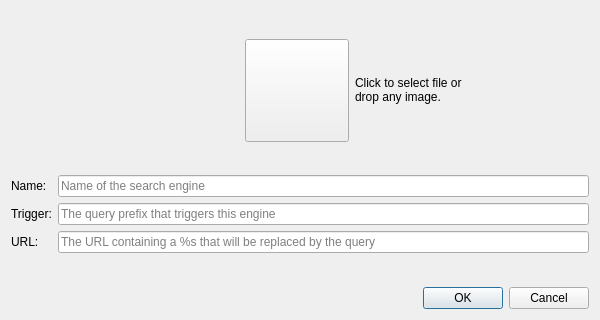
Qt form websearch/src/searchengineeditor.ui (albertlauncher/plugins) before a commit.
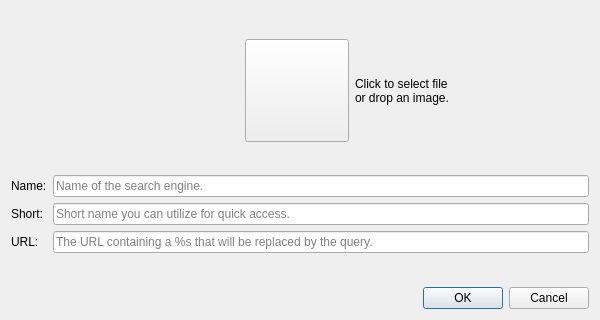
The same form after that commit.

Patch:
```diff
--- a/websearch/src/searchengineeditor.ui
+++ b/websearch/src/searchengineeditor.ui
@@ -64,7 +64,8 @@
         </sizepolicy>
        </property>
        <property name="text">
-        <string>&lt;html&gt;&lt;head/&gt;&lt;body&gt;Click to select file or&lt;br&gt;drop any image.&lt;/body&gt;&lt;/html&gt;</string>
+        <string>Click to select file
+or drop an image.</string>
        </property>
       </widget>
      </item>
@@ -101,14 +102,14 @@
         <string>Name of the search engine.</string>
        </property>
        <property name="placeholderText">
-        <string>Name of the search engine</string>
+        <string>Name of the search engine.</string>
        </property>
       </widget>
      </item>
      <item row="1" column="0">
       <widget class="QLabel" name="triggerLabel">
        <property name="text">
-        <string>Trigger:</string>
+        <string>Short:</string>
        </property>
       </widget>
      </item>
@@ -118,7 +119,7 @@
         <string>The query prefix that triggers this engine. Note that it may make sense to append a space to the trigger prefix.</string>
        </property>
        <property name="placeholderText">
-        <string>The query prefix that triggers this engine</string>
+        <string>Short name you can utilize for quick access.</string>
        </property>
       </widget>
      </item>
@@ -135,7 +136,7 @@
         <string>The URL containing a %s that will be replaced by the query.</string>
        </property>
        <property name="placeholderText">
-        <string>The URL containing a %s that will be replaced by the query</string>
+        <string>The URL containing a %s that will be replaced by the query.</string>
        </property>
       </widget>
      </item>
```
Left out of the diff: 2 changed lines with no effect on the pictures.
